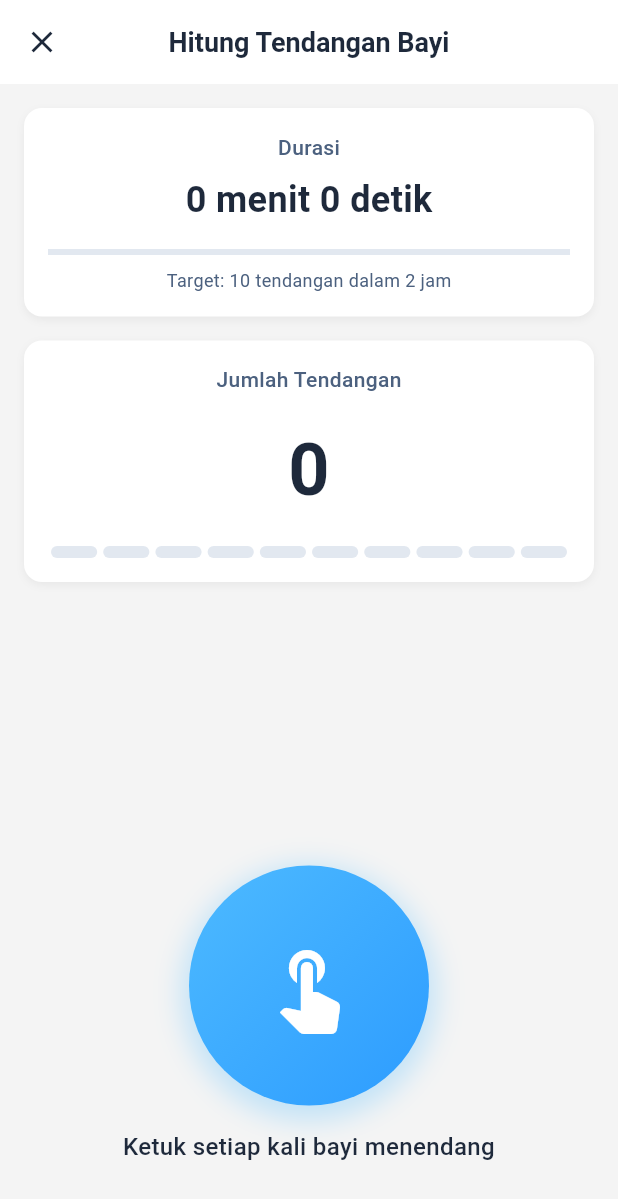
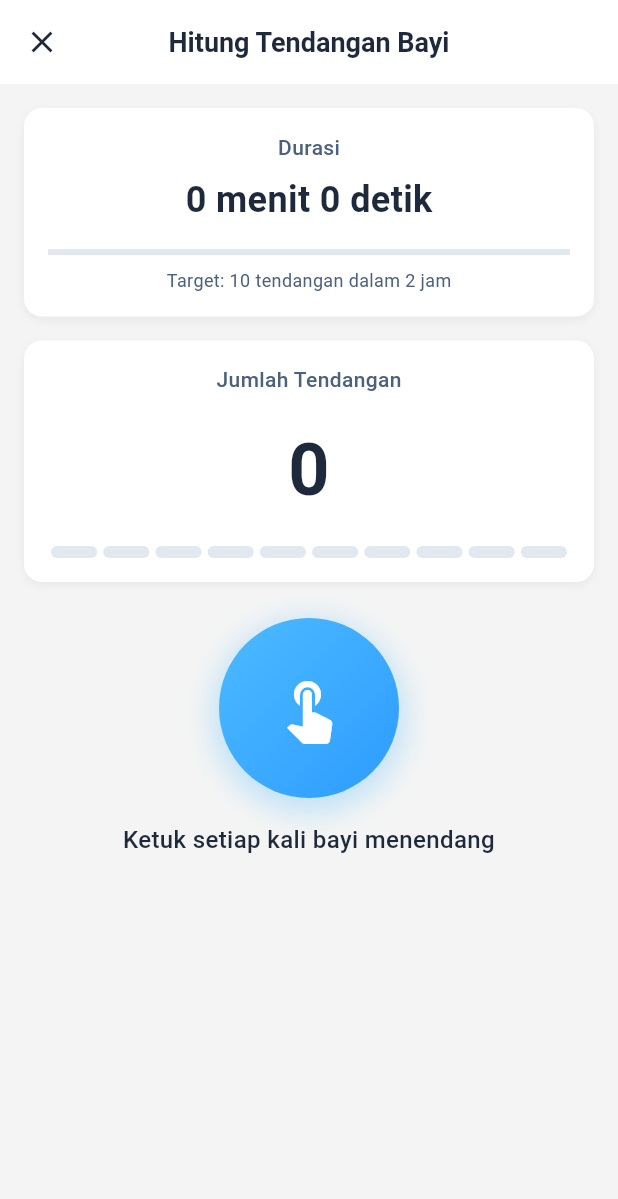
Before and after one commit to iqmlcaiera15/SEHATI, a Flutter app: the KickCounterSession screen opened directly, on a phone screen of 412 x 824 dp. Shown: the top 1199 px of the screen. Run offline on Flutter 3.47's test engine with Material 3 defaults, Android fonts, the light colour scheme and no system bars; network calls fail.

Commit message:
update bug

```diff
--- a/FRONTEND/lib/view/kickcounter/kick_counter_session.dart
+++ b/FRONTEND/lib/view/kickcounter/kick_counter_session.dart
@@ -198,7 +198,9 @@ class _KickCounterSessionState extends State<KickCounterSession> {
               ),
           ],
         ),
-        body: Column(
+        body: SafeArea(
+          child: SingleChildScrollView(
+            child: Column(
               children: [
                 // Timer Display
                 Container(
@@ -330,8 +332,6 @@ class _KickCounterSessionState extends State<KickCounterSession> {
                   ),
                 ),
 
-            const Spacer(),
-
                 // Kick Button
                 Container(
                   margin: const EdgeInsets.all(24),
@@ -340,8 +340,8 @@ class _KickCounterSessionState extends State<KickCounterSession> {
                       GestureDetector(
                         onTap: _recordKick,
                         child: Container(
-                      width: 160,
-                      height: 160,
+                          width: 120,
+                          height: 120,
                           decoration: BoxDecoration(
                             gradient: const LinearGradient(
                               begin: Alignment.topLeft,
@@ -362,7 +362,7 @@ class _KickCounterSessionState extends State<KickCounterSession> {
                             child: Icon(
                               Icons.touch_app,
                               color: Colors.white,
-                          size: 64,
+                              size: 48,
                             ),
                           ),
                         ),
@@ -422,6 +422,8 @@ class _KickCounterSessionState extends State<KickCounterSession> {
               ],
             ),
           ),
+        ),
+      ),
     );
   }
 }
```
Also changed, not shown: FRONTEND/lib/view/homeprofile/home.dart (+45 -24 lines). Lines whose indentation alone changed are shown as unchanged.
